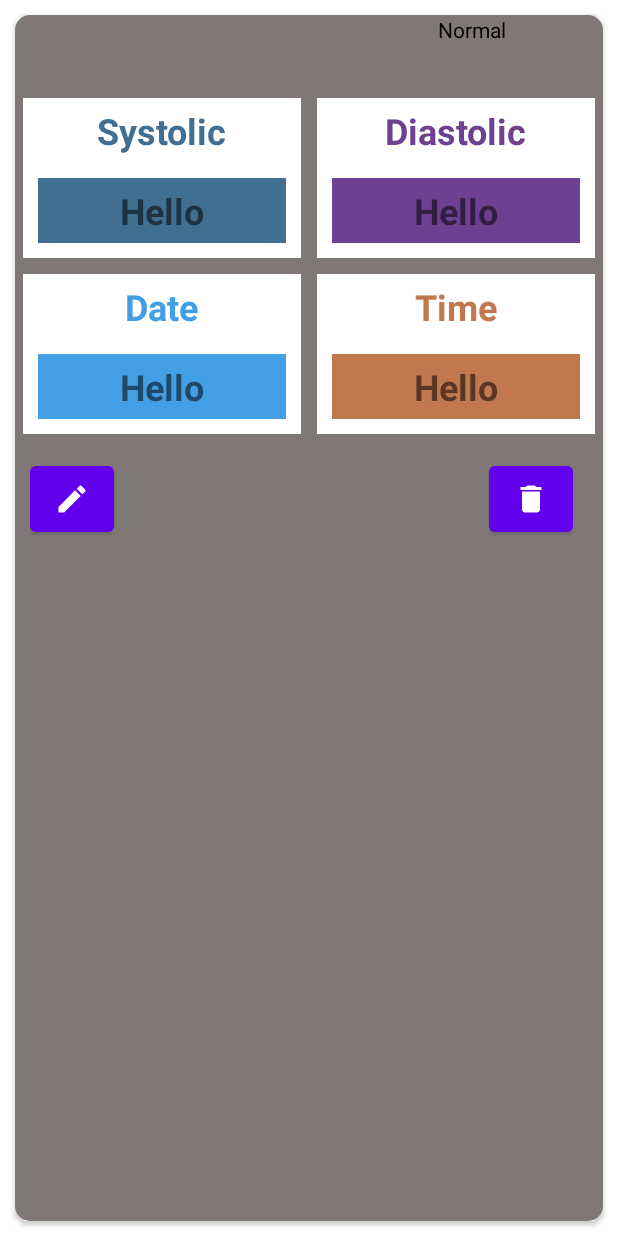
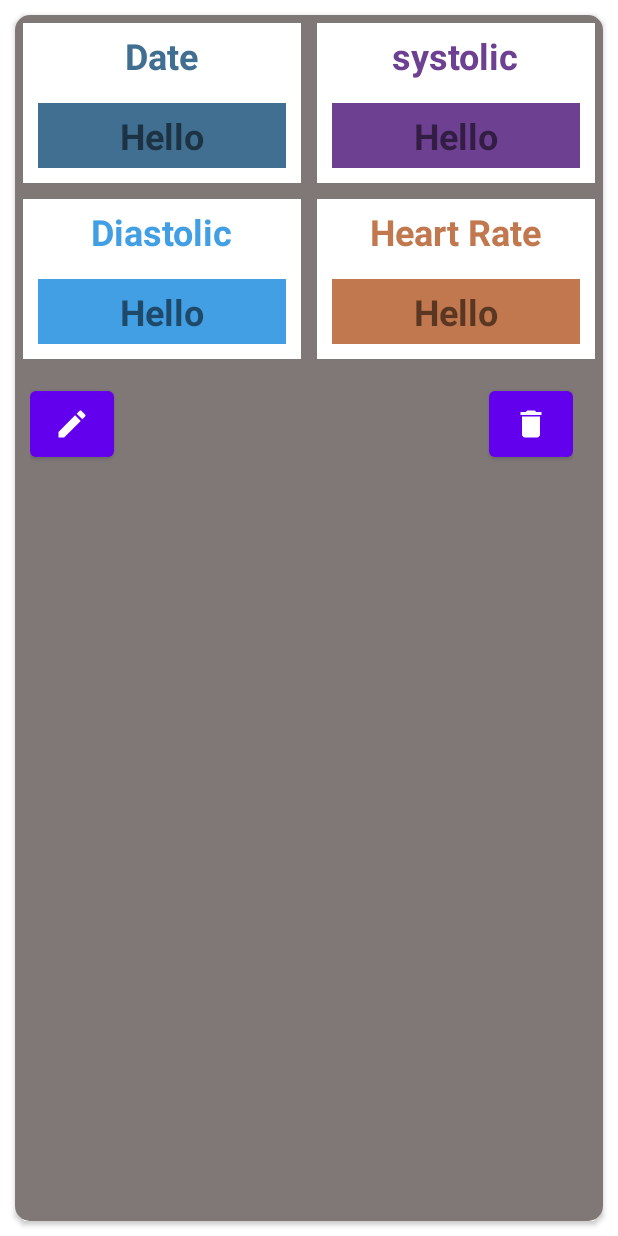
Before and after one commit to jamilul93/Health-tracker, an Android app: the layout singlerow.xml on its own in the app's theme, with its tools: preview values and no code run, on a phone screen of 412 x 824 dp. Run offline under Robolectric (Android 15) with nearby library versions, the phone set to English and light mode, and no system bars.

Commit message:
ui design updated

```diff
--- a/app/src/main/res/layout/singlerow.xml
+++ b/app/src/main/res/layout/singlerow.xml
@@ -17,20 +17,10 @@
             android:layout_height="wrap_content"
             android:background="#807777">
 
-            <TextView
-                android:id="@+id/TextView"
-                android:layout_width="100dp"
-                android:layout_height="50dp"
-                android:layout_alignParentRight="true"
-                android:layout_marginRight="10dp"
-                android:text="Normal"
-                android:textColor="#000000"
-                />
 
             <LinearLayout
                 android:layout_width="match_parent"
                 android:layout_height="match_parent"
-                android:layout_below="@id/TextView"
                 android:orientation="vertical">
 
                 <LinearLayout
@@ -51,7 +41,7 @@
                             android:layout_height="wrap_content"
                             android:layout_gravity="center"
                             android:padding="5dp"
-                            android:text="Systolic"
+                            android:text="Date"
                             android:textColor="#406F92"
                             android:textSize="24sp"
                             android:textStyle="bold" />
@@ -84,7 +74,7 @@
                             android:layout_height="wrap_content"
                             android:layout_gravity="center"
                             android:layout_margin="5dp"
-                            android:text="Diastolic"
+                            android:text="systolic"
                             android:textColor="#6E4092"
                             android:textSize="24sp"
                             android:textStyle="bold" />
@@ -125,7 +115,7 @@
                             android:layout_height="wrap_content"
                             android:layout_gravity="center"
                             android:padding="5dp"
-                            android:text="Date"
+                            android:text="Diastolic"
                             android:textColor="#429FE4"
                             android:textSize="24sp"
                             android:textStyle="bold" />
@@ -158,7 +148,7 @@
                             android:layout_height="wrap_content"
                             android:layout_gravity="center"
                             android:padding="5dp"
-                            android:text="Time"
+                            android:text="Heart Rate"
                             android:textColor="#C2784E"
                             android:textSize="24sp"
                             android:textStyle="bold" />
```
Also changed, not shown: app/src/main/java/com/example/heathmonitor/TaskAdapter.java (+23 -0 lines).
